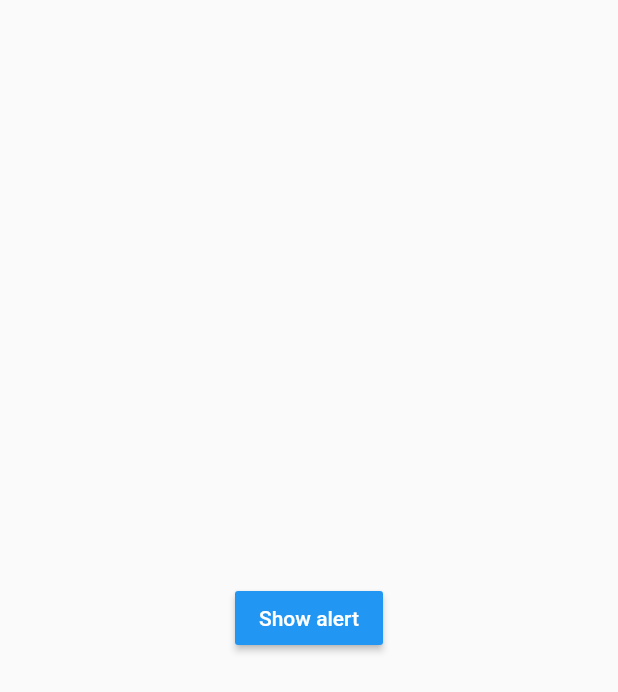
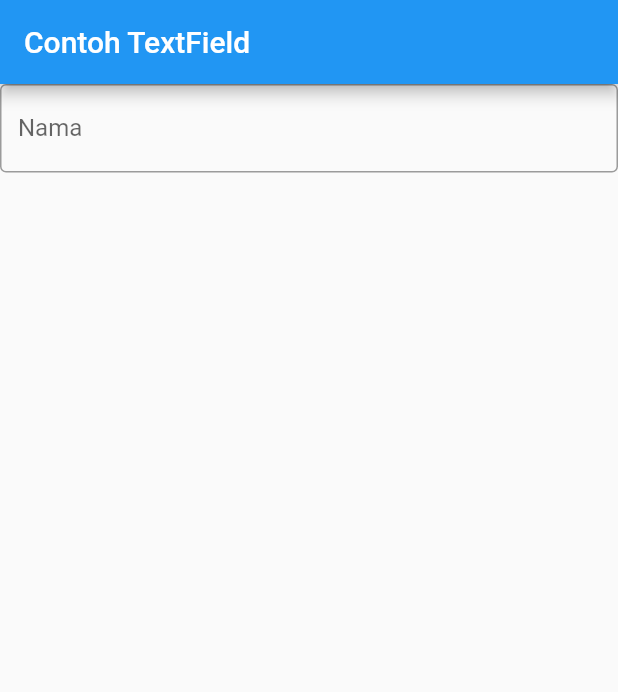
Before and after one commit to farid-maulana/flutter-belajar-ui-design, a Flutter app: the screen it shows after launch, on a phone screen of 412 x 824 dp. Shown: the top 692 px of the screen. Run offline on Flutter 3.47's test engine with Material 2 defaults, Android fonts, the light colour scheme and no system bars.

Commit message:
TextField widget

```diff
--- a/lib/main.dart
+++ b/lib/main.dart
@@ -11,61 +11,17 @@ class MyApp extends StatelessWidget {
   Widget build(BuildContext context) {
     return MaterialApp(
       home: Scaffold(
-        body: Center(
-          child: MyLayout()),
+        appBar: AppBar(
+          title: Text("Contoh TextField"),
+        ),
+        body: TextField(
+          obscureText: false,
+          decoration: InputDecoration(
+            border: OutlineInputBorder(),
+            labelText: 'Nama',
+          ),
+        ),
       ),
     );
   }
 }
-
-class MyLayout extends StatelessWidget {
-  @override
-  Widget build(BuildContext context) {
-    return Padding(
-      padding: const EdgeInsets.all(8),
-      child: RaisedButton(
-        child: Text(
-          'Show alert',
-          style: TextStyle(
-            color: Colors.white,
-          ),
-        ),
-        onPressed: () {
-          showAlertDialog(context);
-        },
-        color: Colors.blue,
-      ),
-    );
-  }
-}
-
-showAlertDialog(BuildContext context) {
-  // Buat button OK
-  Widget okButton = FlatButton(
-    onPressed: () {},
-    child: Text('OK'),
-  );
-
-  Widget cancelButton = FlatButton(
-    onPressed: () => Navigator.pop(context),
-    child: Text('Cancel'),
-  );
-
-  // Setup alert dialog
-  AlertDialog alertDialog = AlertDialog(
-    title: Text("Ini adalah judul"),
-    content: Text("Ini adalah isi pesan"),
-    actions: [
-      okButton,
-      cancelButton
-    ],
-  );
-
-  // Menampilkan alert dialog
-  showDialog(
-    context: context,
-    builder: (BuildContext context) {
-      return alertDialog;
-    }
-  );
-}
```
